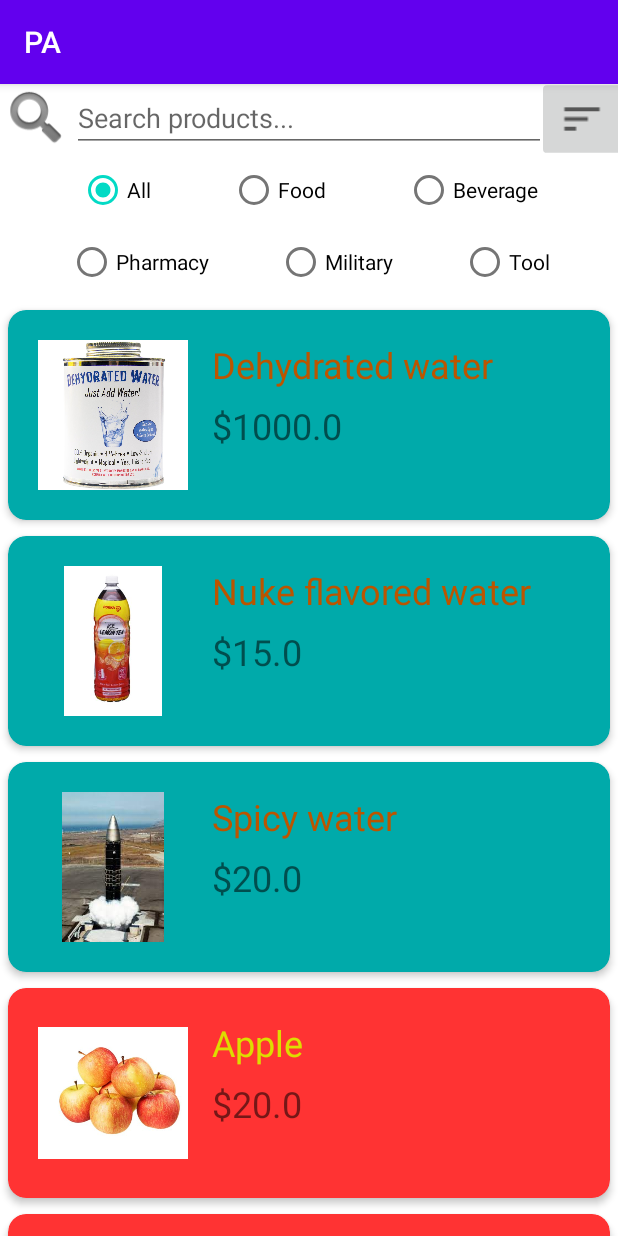
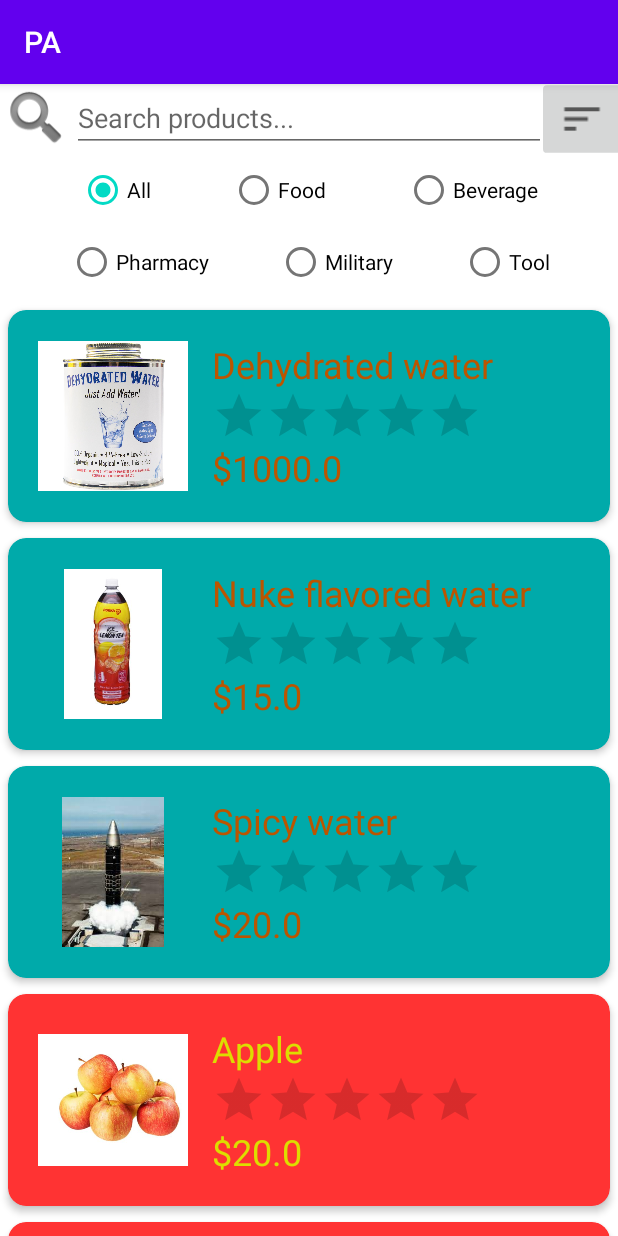
Before and after one commit to theredstone496/pp, an Android app: the fragment ProductTab shown on its own in the app's theme, on a phone screen of 412 x 824 dp. Run offline under Robolectric (Android 15) with nearby library versions, the light colour scheme and no system bars.

Commit message:
added rating to main page

```diff
--- a/app/src/main/java/com/example/pa/ProductRecyclerAdapter.kt
+++ b/app/src/main/java/com/example/pa/ProductRecyclerAdapter.kt
@@ -6,6 +6,7 @@ import android.view.LayoutInflater
 import android.view.View
 import android.view.ViewGroup
 import android.widget.ImageView
+import android.widget.RatingBar
 import android.widget.TextView
 import androidx.cardview.widget.CardView
 import androidx.recyclerview.widget.RecyclerView
@@ -33,12 +34,14 @@ class ProductRecyclerAdapter(var productList: ArrayList<Product>) :
         var productImage: ImageView
         var productName: TextView
         var productPrice: TextView
+        var productRating: RatingBar
 
         init {
             cardView = itemView.findViewById(R.id.card_view)
             productImage = itemView.findViewById(R.id.product_image)
             productName = itemView.findViewById(R.id.product_name)
             productPrice = itemView.findViewById(R.id.product_price)
+            productRating = itemView.findViewById(R.id.product_rating)
 
             itemView.setOnClickListener { view ->
                 val pos = adapterPosition + 1
@@ -50,22 +53,22 @@ class ProductRecyclerAdapter(var productList: ArrayList<Product>) :
         fun bindItems(product : Product) {
             when (product.category) {
                 "Food" -> {cardView.setCardBackgroundColor(itemView.resources.getColor(R.color.cat_food_background))
-                    productName.setTextColor(itemView.resources.getColor(R.color.cat_food_text))
+                    productPrice.setTextColor(itemView.resources.getColor(R.color.cat_food_text))
                     productName.setTextColor(itemView.resources.getColor(R.color.cat_food_text))
                 }
                 "Beverage" -> {
                     cardView.setCardBackgroundColor(itemView.resources.getColor(R.color.cat_bev_background))
-                    productName.setTextColor(itemView.resources.getColor(R.color.cat_bev_text))
+                    productPrice.setTextColor(itemView.resources.getColor(R.color.cat_bev_text))
                     productName.setTextColor(itemView.resources.getColor(R.color.cat_bev_text))
                 }
                 "Pharmacy" -> {
                     cardView.setCardBackgroundColor(itemView.resources.getColor(R.color.cat_phar_background))
-                    productName.setTextColor(itemView.resources.getColor(R.color.cat_phar_text))
+                    productPrice.setTextColor(itemView.resources.getColor(R.color.cat_phar_text))
                     productName.setTextColor(itemView.resources.getColor(R.color.cat_phar_text))
                 }
                 "Military" -> {
                     cardView.setCardBackgroundColor(itemView.resources.getColor(R.color.cat_mil_background))
-                    productName.setTextColor(itemView.resources.getColor(R.color.cat_mil_text))
+                    productPrice.setTextColor(itemView.resources.getColor(R.color.cat_mil_text))
                     productName.setTextColor(itemView.resources.getColor(R.color.cat_mil_text))
                 }
                 else -> {
@@ -75,6 +78,14 @@ class ProductRecyclerAdapter(var productList: ArrayList<Product>) :
             productImage.setImageResource(product.imageList[0])
             productName.text = product.name
             productPrice.text = "$"+product.price
+            var rating = 0.0
+            for (i in 0..product.reviewList.size-1) {
+                rating += product.reviewList[i].rating
+            }
+            if (product.reviewList.size != 0) {
+                rating = rating/2/product.reviewList.size
+                productRating.rating = rating.toFloat()
+            }
             itemView.setOnClickListener { view ->
                 val pos = adapterPosition + 1
                 Snackbar.make(view, "Click detected on item " + product.name, Snackbar.LENGTH_LONG)
--- a/app/src/main/res/layout/product_layout.xml
+++ b/app/src/main/res/layout/product_layout.xml
@@ -42,9 +42,18 @@
             android:layout_width="234dp"
             android:layout_height="wrap_content"
             android:layout_marginStart="16dp"
-            android:layout_marginTop="8dp"
             android:textSize="24sp"
             app:layout_constraintLeft_toRightOf="@+id/product_image"
+            app:layout_constraintStart_toEndOf="@+id/product_image"
+            app:layout_constraintTop_toBottomOf="@+id/product_rating" />
+
+        <RatingBar
+            android:id="@+id/product_rating"
+            style="@android:style/Widget.Material.Light.RatingBar.Indicator"
+            android:layout_width="wrap_content"
+            android:layout_height="wrap_content"
+            android:layout_marginStart="16dp"
+            android:progressTint="#E3D451"
             app:layout_constraintStart_toEndOf="@+id/product_image"
             app:layout_constraintTop_toBottomOf="@+id/product_name" />
     </androidx.constraintlayout.widget.ConstraintLayout>
```
